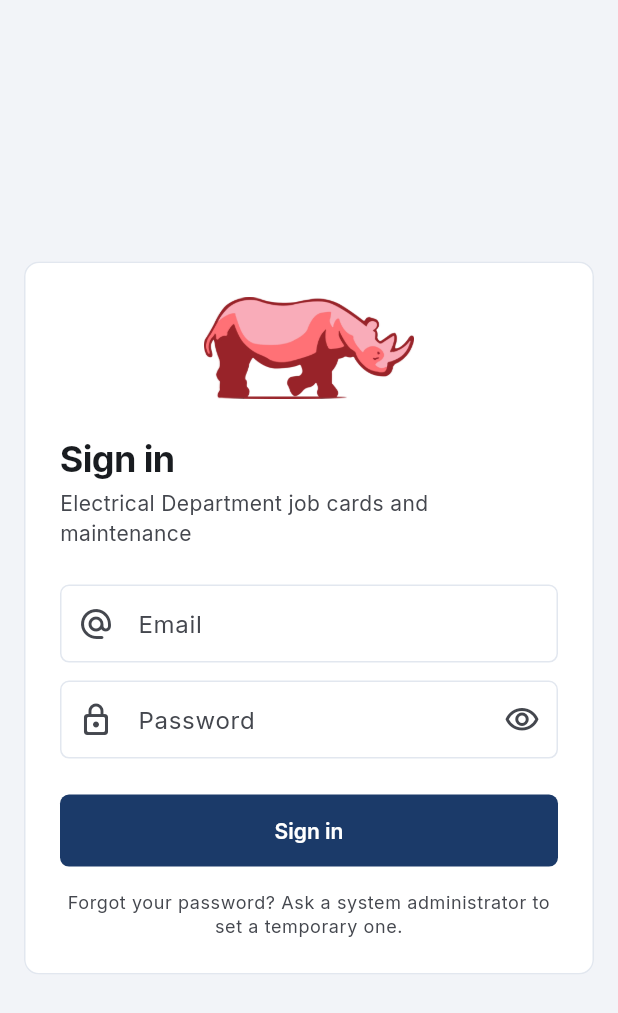
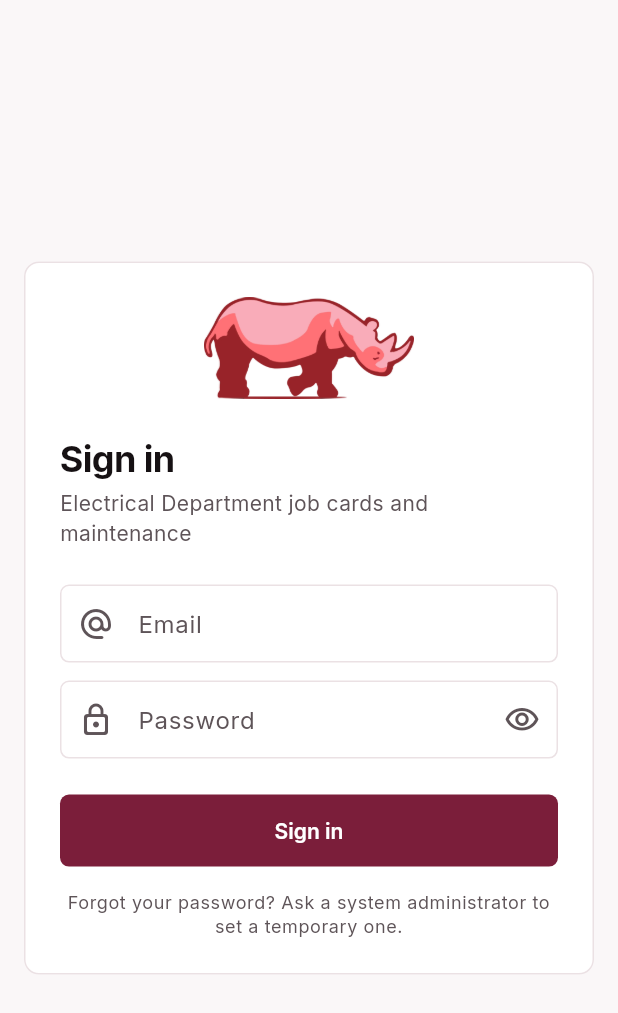
Before and after one commit to bromadex/Electrical-Department, a Flutter app: the LoginScreen screen opened directly, on a phone screen of 412 x 824 dp. Shown: the top 1013 px of the screen. Run offline on Flutter 3.47's test engine with Material 3 defaults, Android fonts, the phone set to English and light mode, and no system bars; our stand-ins replace drift, drift_flutter, file_picker, firebase_core, firebase_messaging, fl_chart and 6 more; accounts and stored records are empty; generated files the repository leaves out were written again.

Commit message:
Burgundy, dusty rose, blue, black and white theme, light and dark
The navy palette is replaced: burgundy for primary actions and selection,
dusty rose for accents, blue for information and links, a black side menu,
and white (light) or near-black (dark) workspaces. Badges, KPI cards and
charts switch to lighter burgundy and blue on dark surfaces so they stay
readable. Status colours keep their meanings. Dialogs may use more of a
tall screen.

Acceptance tests add Test 3 (time tracking) and Test 6 (engineering
approval), and screenshots in both themes.

Co-Authored-By: Claude Opus 5.5 <noreply@anthropic.com>

```diff
--- a/app/lib/dashboard/dashboard_screen.dart
+++ b/app/lib/dashboard/dashboard_screen.dart
@@ -95,7 +95,7 @@ class _Dashboard extends ConsumerWidget {
               label: 'Total job cards',
               value: '${d.card('total')}',
               icon: Icons.assignment_outlined,
-              color: AppColors.navy600,
+              color: AppColors.burgundy,
               onTap: () => open('all'),
             ),
             KpiCard(
--- a/app/lib/jobcards/action_sheets.dart
+++ b/app/lib/jobcards/action_sheets.dart
@@ -34,7 +34,10 @@ Future<T?> showFormSheet<T>(
     builder: (_) => Dialog(
       insetPadding: const EdgeInsets.all(Space.lg),
       child: ConstrainedBox(
-        constraints: const BoxConstraints(maxWidth: 760, maxHeight: 820),
+        constraints: BoxConstraints(
+          maxWidth: 760,
+          maxHeight: (MediaQuery.sizeOf(context).height * 0.9).clamp(480, 1600),
+        ),
         child: content,
       ),
     ),
--- a/app/lib/jobcards/job_card_panels.dart
+++ b/app/lib/jobcards/job_card_panels.dart
@@ -188,7 +188,7 @@ const _commentKinds = {
   'instruction': (
     'Engineering instruction',
     Icons.rule_rounded,
-    AppColors.navy600,
+    AppColors.burgundy,
   ),
   'handover': ('Handover note', Icons.swap_horiz_rounded, AppColors.warning),
   'assistance': (
@@ -497,7 +497,7 @@ class TimelinePanel extends ConsumerWidget {
 
   static Color _color(String kind) => switch (kind) {
     'status' => AppColors.info,
-    'assignment' => AppColors.navy600,
+    'assignment' => AppColors.burgundy,
     'comment' => AppColors.neutral,
     'attachment' => AppColors.success,
     _ => AppColors.warning,
--- a/app/lib/requests/request_tile.dart
+++ b/app/lib/requests/request_tile.dart
@@ -71,7 +71,7 @@ class RequestTile extends StatelessWidget {
                     Pill(
                       label: r.jobNumber!,
                       icon: Icons.assignment_outlined,
-                      color: AppColors.navy600,
+                      color: AppColors.burgundy,
                       dense: true,
                     ),
                 ],
--- a/app/lib/screens/login_screen.dart
+++ b/app/lib/screens/login_screen.dart
@@ -217,7 +217,7 @@ class _BrandPanel extends StatelessWidget {
   @override
   Widget build(BuildContext context) {
     final theme = Theme.of(context);
-    const muted = Color(0xFFB4C2D9);
+    const muted = AppColors.rose;
     Widget point(IconData icon, String text) => Padding(
       padding: const EdgeInsets.only(bottom: Space.sm),
       child: Row(
@@ -235,7 +235,7 @@ class _BrandPanel extends StatelessWidget {
     );
 
     return ColoredBox(
-      color: AppColors.navy900,
+      color: AppColors.burgundyDeep,
       child: Padding(
         padding: const EdgeInsets.all(Space.xxl),
         child: Column(
--- a/app/lib/theme/tokens.dart
+++ b/app/lib/theme/tokens.dart
@@ -1,30 +1,53 @@
 import 'package:flutter/material.dart';
 
-/// Industrial palette: navy chrome, a light workspace and one colour per
-/// meaning. Meaning is never shown by colour alone (see ui/status.dart).
+/// Bravura palette: burgundy, dusty rose, blue, black and white, with one
+/// colour per meaning for statuses. Meaning is never shown by colour alone
+/// (see ui/status.dart).
 class AppColors {
-  static const navy950 = Color(0xFF071327);
-  static const navy900 = Color(0xFF0B1D39);
-  static const navy800 = Color(0xFF12294D);
-  static const navy700 = Color(0xFF1B3A69);
-  static const navy600 = Color(0xFF2A5291);
-  static const navy100 = Color(0xFFE4EAF4);
+  /// Primary: buttons, selected items, record numbers (light theme).
+  static const burgundy = Color(0xFF7B1E3A);
+  static const burgundyDeep = Color(0xFF55122A);
 
-  static const canvas = Color(0xFFF2F4F8);
-  static const canvasDark = Color(0xFF0C1320);
-  static const panelDark = Color(0xFF141E30);
-  static const line = Color(0xFFE2E7EF);
-  static const lineDark = Color(0xFF26334A);
+  /// Primary on dark surfaces, light enough to read.
+  static const burgundyLight = Color(0xFFE59AB0);
 
+  /// Accent: highlights, the selected menu marker, soft tints.
+  static const rose = Color(0xFFD8A7B1);
+  static const roseSoft = Color(0xFFF6E8EB);
+
+  /// Secondary: links and information.
+  static const blue = Color(0xFF2563C9);
+  static const blueLight = Color(0xFF8AB4FF);
+
+  /// Chrome: the side menu in both themes, tooltips, snack bars.
+  static const black = Color(0xFF161113);
+  static const blackRaised = Color(0xFF241B1F);
+
+  static const canvas = Color(0xFFFAF7F8);
+  static const canvasDark = Color(0xFF0F0B0D);
+  static const panelDark = Color(0xFF1B1517);
+  static const line = Color(0xFFEBE1E4);
+  static const lineDark = Color(0xFF362B30);
+
+  // Statuses keep their usual meaning colours so a critical red never looks
+  // like the burgundy of an ordinary button.
   static const critical = Color(0xFFD92D20);
   static const warning = Color(0xFFDC6803);
   static const success = Color(0xFF079455);
-  static const info = Color(0xFF1570EF);
+  static const info = blue;
   static const review = Color(0xFF6938EF);
-  static const neutral = Color(0xFF667085);
+  static const neutral = Color(0xFF6B6266);
 
-  /// Bravura maroon: the brand mark only, never a status.
+  /// Bravura logo colour.
   static const brand = Color(0xFF982329);
+
+  /// The readable version of a palette colour on dark surfaces.
+  static Color adapt(Color c, Brightness brightness) {
+    if (brightness != Brightness.dark) return c;
+    if (c == burgundy || c == burgundyDeep) return burgundyLight;
+    if (c == blue) return blueLight;
+    return c;
+  }
 }
 
 /// 4-point spacing scale.
--- a/app/lib/ui/charts.dart
+++ b/app/lib/ui/charts.dart
@@ -261,7 +261,7 @@ class TrendChart extends StatelessWidget {
               ),
               lineTouchData: LineTouchData(
                 touchTooltipData: LineTouchTooltipData(
-                  getTooltipColor: (_) => AppColors.navy900,
+                  getTooltipColor: (_) => AppColors.black,
                   getTooltipItems: (spots) => [
                     for (final s in spots)
                       LineTooltipItem(
@@ -298,7 +298,7 @@ class BarList extends StatelessWidget {
   const BarList({
     super.key,
     required this.items,
-    this.color = AppColors.navy600,
+    this.color = AppColors.burgundy,
     this.format,
   });
 
```
Also changed, not shown: app/lib/theme/app_theme.dart (+28 -15 lines), app/lib/ui/bits.dart (+6 -2 lines), app/lib/ui/panels.dart (+4 -3 lines), app/lib/widgets/app_shell.dart (+5 -5 lines), 3 other files.
